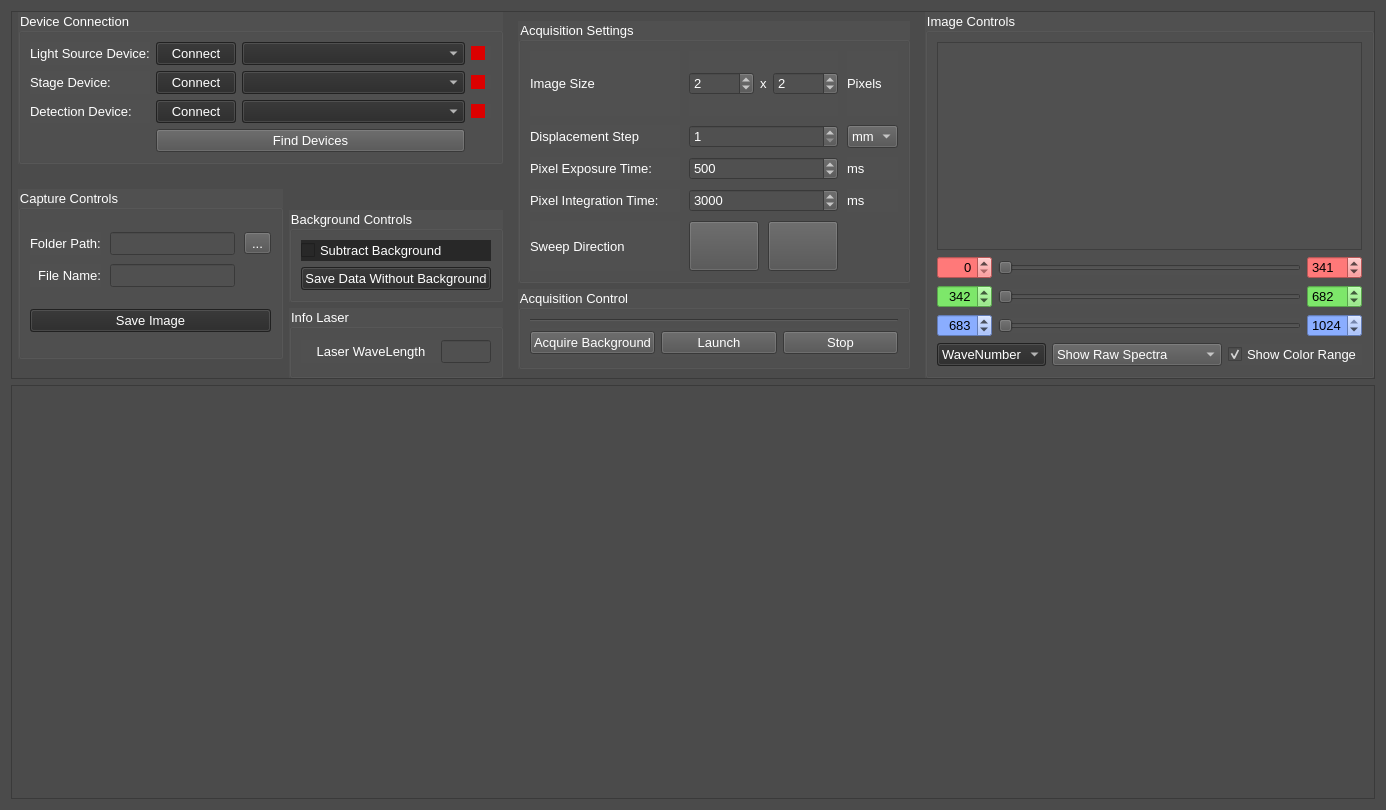
Above: gui/views/microRamanViewUi.ui from PyMarc2/OceanOpticsSpectroViewer before the change. Below: the same form after it.
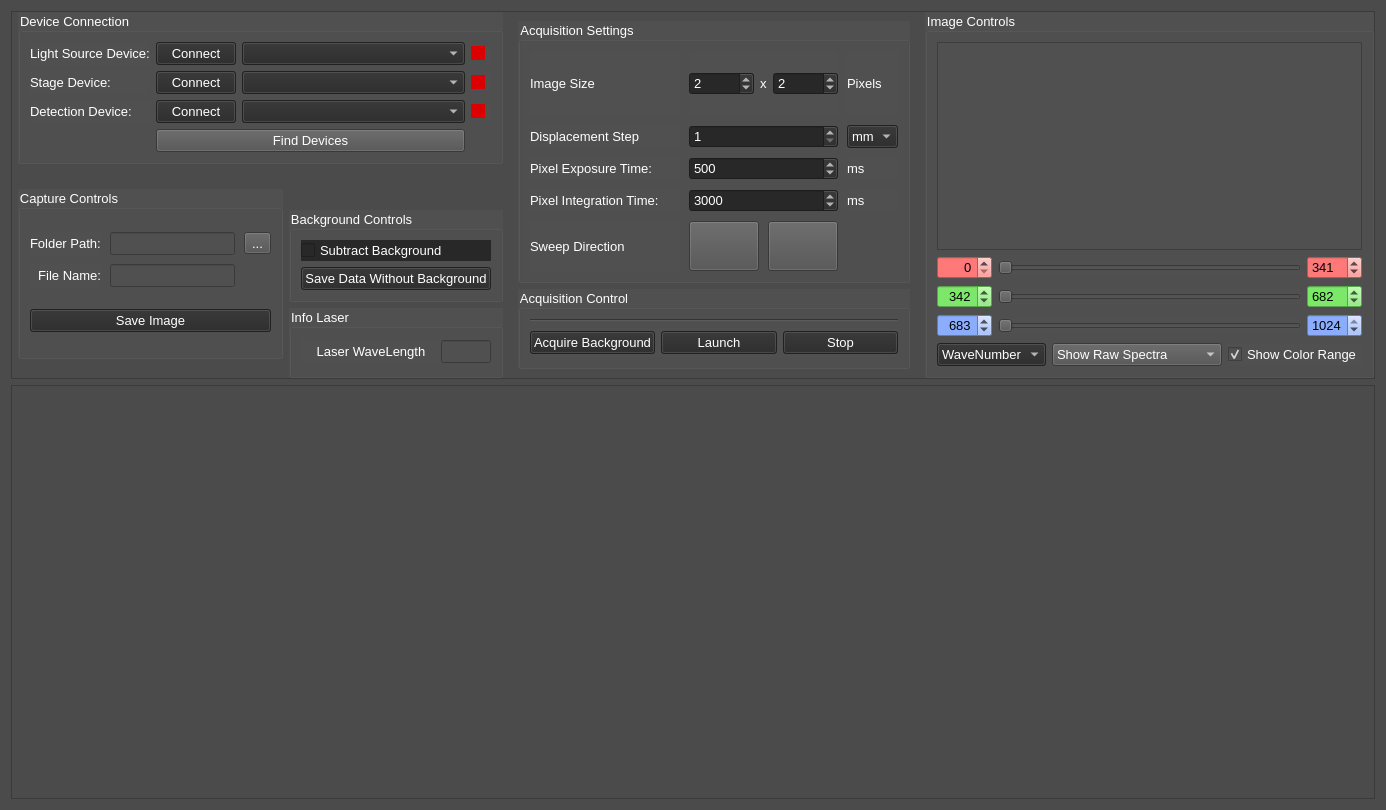
That is the form after the change. Custom widgets are drawn as their Qt base class.

Commit message: Change the Ui to block button before the devices connection

Diff of the .ui file:
```diff
--- a/gui/views/microRamanViewUi.ui
+++ b/gui/views/microRamanViewUi.ui
@@ -670,6 +670,9 @@
               </item>
               <item row="1" column="2">
                <widget class="QComboBox" name="cmb_measureUnit">
+                <property name="enabled">
+                 <bool>false</bool>
+                </property>
                 <property name="sizePolicy">
                  <sizepolicy hsizetype="Fixed" vsizetype="Fixed">
                   <horstretch>0</horstretch>
@@ -682,6 +685,9 @@
                 <property name="statusTip">
                  <string>Choose the units of the displacement step of the sutter.</string>
                 </property>
+                <property name="styleSheet">
+                 <string notr="true">background-color: rgb(40, 40, 40);</string>
+                </property>
                 <item>
                  <property name="text">
                   <string>mm</string>
@@ -701,12 +707,18 @@
               </item>
               <item row="1" column="1">
                <widget class="QSpinBox" name="sb_step">
+                <property name="enabled">
+                 <bool>false</bool>
+                </property>
                 <property name="toolTip">
                  <string>Sets the step of the SpectrumDevice</string>
                 </property>
                 <property name="statusTip">
                  <string>Sets the displacement step of the SpectrumDevice</string>
                 </property>
+                <property name="styleSheet">
+                 <string notr="true">background-color: rgb(40, 40, 40);</string>
+                </property>
                 <property name="minimum">
                  <number>1</number>
                 </property>
@@ -727,6 +739,9 @@
               </item>
               <item row="2" column="1">
                <widget class="QSpinBox" name="sb_exposure">
+                <property name="enabled">
+                 <bool>false</bool>
+                </property>
                 <property name="sizePolicy">
                  <sizepolicy hsizetype="Preferred" vsizetype="Fixed">
                   <horstretch>0</horstretch>
@@ -745,6 +760,9 @@
                 <property name="statusTip">
                  <string>The exposure time is the uninterrupted time in which the spectrometer acquires data, or counts photons. After the time has passed, the shutter of the spectrometer blinks and the acquisition starts again from zero.</string>
                 </property>
+                <property name="styleSheet">
+                 <string notr="true">background-color: rgb(40, 40, 40);</string>
+                </property>
                 <property name="minimum">
                  <number>4</number>
                 </property>
@@ -776,12 +794,18 @@
                  </property>
                  <item>
                   <widget class="QSpinBox" name="sb_width">
+                   <property name="enabled">
+                    <bool>false</bool>
+                   </property>
                    <property name="toolTip">
                     <string>Choose the width of the image</string>
                    </property>
                    <property name="statusTip">
                     <string>Choose the value of the xAxis of the image.</string>
                    </property>
+                   <property name="styleSheet">
+                    <string notr="true">background-color: rgb(40, 40, 40);</string>
+                   </property>
                    <property name="minimum">
                     <number>1</number>
                    </property>
@@ -808,12 +832,18 @@
                  </item>
                  <item>
                   <widget class="QSpinBox" name="sb_height">
+                   <property name="enabled">
+                    <bool>false</bool>
+                   </property>
                    <property name="toolTip">
                     <string>Choose the height of the image</string>
                    </property>
                    <property name="statusTip">
                     <string>Choose the value of the yAxis of the image.</string>
                    </property>
+                   <property name="styleSheet">
+                    <string notr="true">background-color: rgb(40, 40, 40);</string>
+                   </property>
                    <property name="minimum">
                     <number>1</number>
                    </property>
@@ -837,6 +867,9 @@
               </item>
               <item row="3" column="1">
                <widget class="QSpinBox" name="sb_acqTime">
+                <property name="enabled">
+                 <bool>false</bool>
+                </property>
                 <property name="minimumSize">
                  <size>
                   <width>0</width>
@@ -849,6 +882,9 @@
                 <property name="statusTip">
                  <string>The integration time is the complete time lapse before your acquisition is done. It can be the same as the exposure time, or a sum of many exposure sequences. It allows you to get a good signal and a high count, without sarurating the spectrometer.</string>
                 </property>
+                <property name="styleSheet">
+                 <string notr="true">background-color: rgb(40, 40, 40);</string>
+                </property>
                 <property name="minimum">
                  <number>10</number>
                 </property>
@@ -968,6 +1004,9 @@
                 <layout class="QHBoxLayout" name="lay_main">
                  <item>
                   <widget class="QPushButton" name="pb_background">
+                   <property name="enabled">
+                    <bool>false</bool>
+                   </property>
                    <property name="minimumSize">
                     <size>
                      <width>120</width>
@@ -986,6 +1025,9 @@
                    <property name="statusTip">
                     <string>Start the acquisition of the background</string>
                    </property>
+                   <property name="styleSheet">
+                    <string notr="true">background-color: rgb(40, 40, 40);</string>
+                   </property>
                    <property name="text">
                     <string>Acquire Background</string>
                    </property>
@@ -993,6 +1035,9 @@
                  </item>
                  <item>
                   <widget class="QFlashButton" name="pb_launch">
+                   <property name="enabled">
+                    <bool>false</bool>
+                   </property>
                    <property name="sizePolicy">
                     <sizepolicy hsizetype="Preferred" vsizetype="Fixed">
                      <horstretch>1</horstretch>
@@ -1018,7 +1063,7 @@
                     <string>Starts data reading from the SpectrumDevice</string>
                    </property>
                    <property name="styleSheet">
-                    <string notr="true"/>
+                    <string notr="true">background-color: rgb(40, 40, 40);</string>
                    </property>
                    <property name="text">
                     <string>Launch</string>
@@ -1027,6 +1072,9 @@
                  </item>
                  <item>
                   <widget class="QPushButton" name="pb_stop">
+                   <property name="enabled">
+                    <bool>false</bool>
+                   </property>
                    <property name="sizePolicy">
                     <sizepolicy hsizetype="Preferred" vsizetype="Fixed">
                      <horstretch>1</horstretch>
@@ -1051,6 +1099,9 @@
                    <property name="statusTip">
                     <string>Stop the current acquisition</string>
                    </property>
+                   <property name="styleSheet">
+                    <string notr="true">background-color: rgb(40, 40, 40);</string>
+                   </property>
                    <property name="text">
                     <string>Stop</string>
                    </property>
```
The commit also changes 1 other file.
